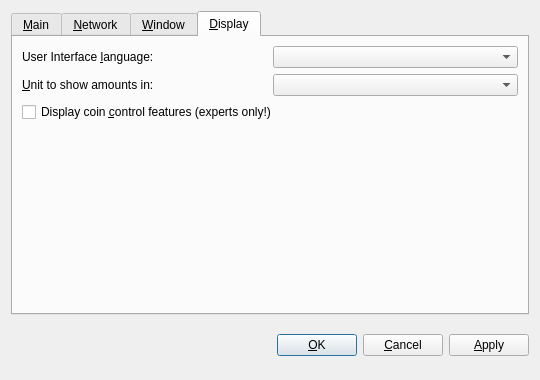
munnecoin/Munnewallet, file src/qt/forms/optionsdialog.ui: the form before one commit.
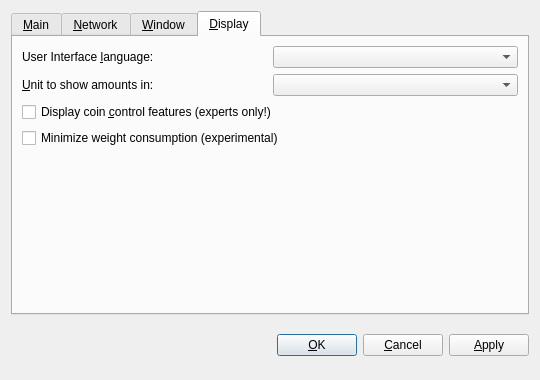
The form after the commit. The open tabs and pages were chosen to show the change. Custom widgets are drawn as their Qt base class.

Commit message:
add coinage-based coin selection
Conflicts:
	src/wallet.cpp
	src/wallet.h

The edit to the form file:
```diff
--- a/src/qt/forms/optionsdialog.ui
+++ b/src/qt/forms/optionsdialog.ui
@@ -336,6 +336,16 @@
          </property>
         </widget>
        </item>
+       <item>
+        <widget class="QCheckBox" name="minimizeCoinAge">
+         <property name="toolTip">
+          <string>Whether to select the coin outputs randomly or with minimal coin age.</string>
+         </property>
+         <property name="text">
+          <string>Minimize weight consumption (experimental)</string>
+         </property>
+        </widget>
+       </item>
        <item>
         <spacer name="verticalSpacer_Display">
          <property name="orientation">
```
The commit also changes 7 other files.
